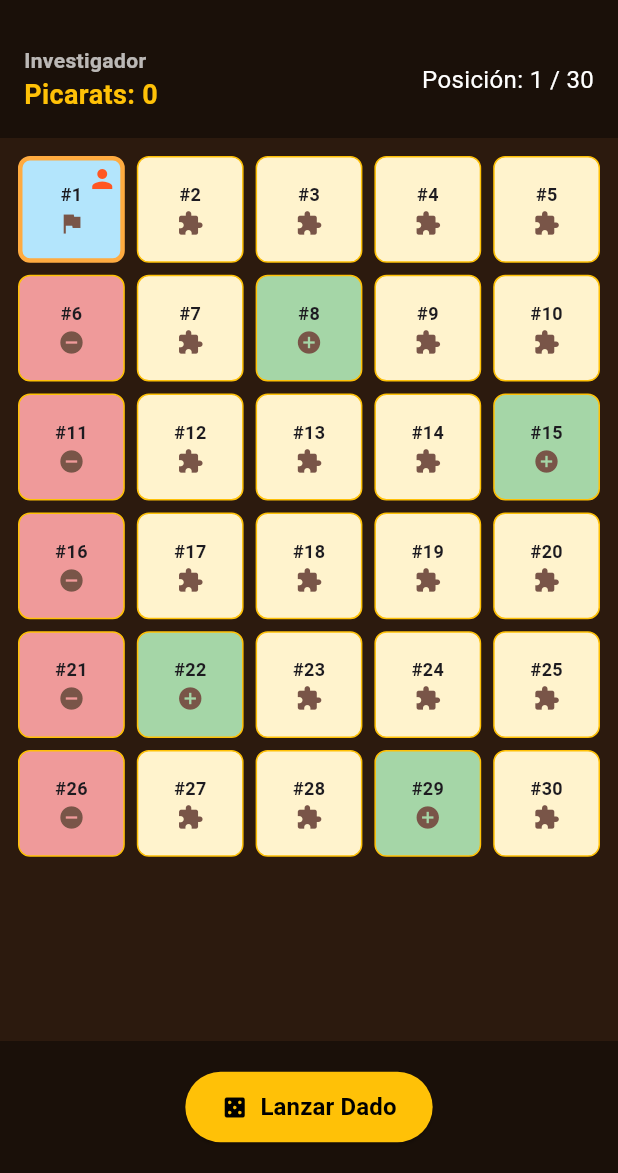
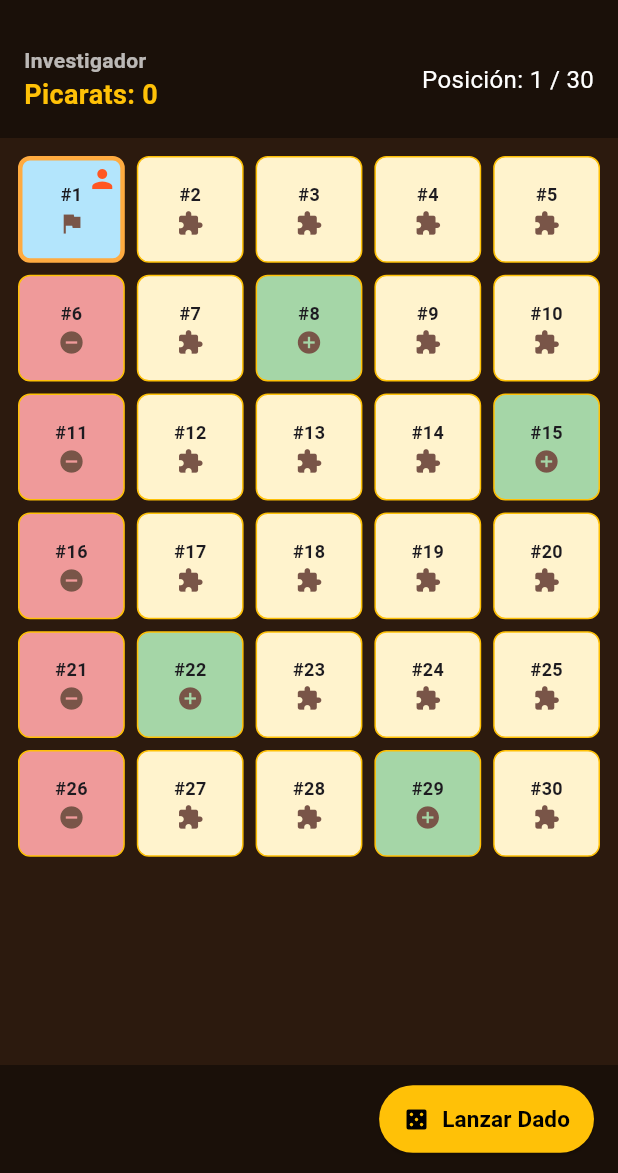
Before and after one commit to JoArregui/Elemental_querido_Watson, a Flutter app: the screen it shows after launch, on a phone screen of 412 x 824 dp, the part 63-1236 px from its top. Run offline on Flutter 3.47's test engine with Material 3 defaults, Android fonts, the phone set to English and light mode, and no system bars; our stand-ins replace dartz, equatable, flutter_bloc, get_it.

Commit message:
Jugador mejorado

```diff
--- a/lib/features/puzzle/presentation/pages/board_page.dart
+++ b/lib/features/puzzle/presentation/pages/board_page.dart
@@ -116,8 +116,9 @@ class _BoardPageState extends State<BoardPage> {
           } else if (state is BoardFinished) {
             final board = state.boardState;
             return Center(
+              child: SingleChildScrollView(
+                padding: const EdgeInsets.all(24),
                 child: Container(
-                margin: const EdgeInsets.all(24),
                   padding: const EdgeInsets.all(24),
                   decoration: BoxDecoration(
                     color: const Color(0xFFFFF3CD),
@@ -135,9 +136,9 @@ class _BoardPageState extends State<BoardPage> {
                         textAlign: TextAlign.center,
                       ),
                       const SizedBox(height: 12),
-                    Text(
+                      const Text(
                         'Has completado el tablero con un total de:',
-                      style: const TextStyle(fontSize: 15, color: Colors.brown),
+                        style: TextStyle(fontSize: 15, color: Colors.brown),
                         textAlign: TextAlign.center,
                       ),
                       const SizedBox(height: 8),
@@ -164,10 +165,11 @@ class _BoardPageState extends State<BoardPage> {
                         label: const Text('Nueva Partida', style: TextStyle(fontSize: 16, fontWeight: FontWeight.bold)),
                         onPressed: () {
                           _nameController.clear();
-                        context.read<BoardBloc>().add(InitBoardEvent(''));
+                          context.read<BoardBloc>().add(const InitBoardEvent(''));
                         },
                       ),
                     ],
+                  ),
                 ),
               ),
             );
@@ -184,18 +186,21 @@ class _BoardPageState extends State<BoardPage> {
                   child: Row(
                     mainAxisAlignment: MainAxisAlignment.spaceBetween,
                     children: [
-                      Column(
+                      Expanded(
+                        child: Column(
                           crossAxisAlignment: CrossAxisAlignment.start,
                           children: [
                             Text(
                               board.playerName,
                               style: const TextStyle(color: Colors.white70, fontSize: 14, fontWeight: FontWeight.w600),
+                              overflow: TextOverflow.ellipsis,
                             ),
                             Text(
                               'Picarats: ${board.totalPicarats}',
                               style: const TextStyle(color: Colors.amber, fontSize: 18, fontWeight: FontWeight.bold),
                             ),
                           ],
+                        ),
                       ),
                       Text(
                         'Posición: ${board.currentPosition + 1} / ${board.tiles.length}',
@@ -266,26 +271,34 @@ class _BoardPageState extends State<BoardPage> {
 
                 // Área inferior de lanzamiento de dado
                 Container(
-                  padding: const EdgeInsets.all(20),
+                  padding: const EdgeInsets.symmetric(horizontal: 16, vertical: 12),
                   color: const Color(0xFF1A1009),
                   child: Row(
-                    mainAxisAlignment: MainAxisAlignment.spaceEvenly,
+                    mainAxisAlignment: MainAxisAlignment.spaceBetween,
                     children: [
                       if (board.lastDiceRoll != null)
-                        Text(
+                        Flexible(
+                          child: FittedBox(
+                            fit: BoxFit.scaleDown,
+                            child: Text(
                               'Último dado: 🎲 ${board.lastDiceRoll}',
-                          style: const TextStyle(color: Colors.amber, fontSize: 18, fontWeight: FontWeight.bold),
+                              style: const TextStyle(color: Colors.amber, fontSize: 16, fontWeight: FontWeight.bold),
                             ),
+                          ),
+                        )
+                      else
+                        const Spacer(),
+                      const SizedBox(width: 8),
                       ElevatedButton.icon(
                         style: ElevatedButton.styleFrom(
                           backgroundColor: isAtEnd ? Colors.grey : Colors.amber,
                           foregroundColor: Colors.black,
-                          padding: const EdgeInsets.symmetric(horizontal: 24, vertical: 12),
+                          padding: const EdgeInsets.symmetric(horizontal: 16, vertical: 12),
                         ),
                         icon: const Icon(Icons.casino),
                         label: Text(
                           isAtEnd ? 'Fin del Recorrido' : 'Lanzar Dado',
-                          style: const TextStyle(fontSize: 16, fontWeight: FontWeight.bold),
+                          style: const TextStyle(fontSize: 15, fontWeight: FontWeight.bold),
                         ),
                         onPressed: isAtEnd
                             ? null
```
Lines whose indentation alone changed are shown as unchanged.
